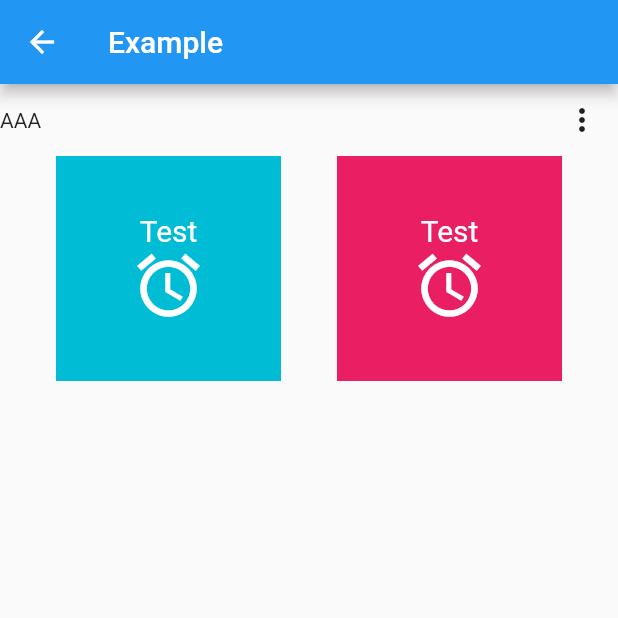
After one commit to worarop/project1, a Flutter app: the screen it shows after launch, after a tap on "Example", on a phone screen of 412 x 824 dp, the top half of it. The commit adds this screen. Run offline on Flutter 3.47's test engine with Material 2 defaults, Android fonts, the phone set to English and light mode, and no system bars.

Commit message:
update_07_03

```diff
--- /dev/null
+++ b/flutter_application_1/lib/screen/example.dart
@@ -0,0 +1,99 @@
+import 'package:flutter/material.dart';
+
+class Example extends StatefulWidget {
+  Example({Key key}) : super(key: key);
+
+  @override
+  _ExampleState createState() => _ExampleState();
+}
+
+class _ExampleState extends State<Example> {
+  @override
+  Widget build(BuildContext context) {
+    return Container(
+      child: Scaffold(
+        appBar: AppBar(
+          title: Text("Example"),
+        ),
+        body: Container(
+          height: 250,
+          child: Column(
+            children: [
+              Container(
+                child: Row(
+                    mainAxisAlignment: MainAxisAlignment.spaceBetween,
+                    children: [
+                      Text("AAA"),
+                      PopupMenuButton(
+                        itemBuilder: (BuildContext context) {
+                          return [
+                            PopupMenuItem(
+                              child: Text("Wifi"),
+                            ),
+                            PopupMenuItem(
+                              child: Text("Bluetooth"),
+                            )
+                          ];
+                        },
+                      )
+                    ]),
+              ),
+              Container(
+                child: Row(
+                    mainAxisAlignment: MainAxisAlignment.spaceEvenly,
+                    children: [
+                      Container(
+                        width: 150,
+                        height: 150,
+                        color: Colors.cyan,
+                        child: Column(
+                          crossAxisAlignment: CrossAxisAlignment.center,
+                          mainAxisAlignment: MainAxisAlignment.center,
+                          children: [
+                            Text(
+                              "Test",
+                              style: TextStyle(
+                                color: Colors.white,
+                                fontSize: 20,
+                              ),
+                            ),
+                            Icon(
+                              Icons.access_alarm_outlined,
+                              color: Colors.white,
+                              size: 50,
+                            )
+                          ],
+                        ),
+                      ),
+                      Container(
+                        width: 150,
+                        height: 150,
+                        color: Colors.pink,
+                        child: Column(
+                          crossAxisAlignment: CrossAxisAlignment.center,
+                          mainAxisAlignment: MainAxisAlignment.center,
+                          children: [
+                            Text(
+                              "Test",
+                              style: TextStyle(
+                                color: Colors.white,
+                                fontSize: 20,
+                              ),
+                            ),
+                            Icon(
+                              Icons.access_alarm_outlined,
+                              color: Colors.white,
+                              size: 50,
+                            )
+                          ],
+                        ),
+                      ),
+                    ]),
+              ),
+            ],
+          ),
+        ),
+      ),
+    );
+  }
+}
--- a/flutter_application_1/lib/screen/home_screen.dart
+++ b/flutter_application_1/lib/screen/home_screen.dart
@@ -1,4 +1,7 @@
 import 'package:flutter/material.dart';
+import 'package:flutter_application_1/screen/example.dart';
+import 'package:flutter_application_1/screen/form_screen.dart';
+import 'package:flutter_application_1/screen/list_view_screen.dart';
 
 class HomeScreen extends StatefulWidget {
   HomeScreen({Key key}) : super(key: key);
@@ -12,10 +15,13 @@ class _HomeScreenState extends State<HomeScreen> {
   Widget build(BuildContext context) {
     return Container(
       child: Scaffold(
+        //โครงสร้างของบ้าน
         drawer: Drawer(
+          //ลิ้นชักด่านข้าง
           child: Text("Hello Drawer"),
         ),
         appBar: AppBar(
+          //แถบด่านบน
           title: Text(
             "HomePage",
           ),
@@ -32,6 +38,55 @@ class _HomeScreenState extends State<HomeScreen> {
                 child: Image.asset(
                   'assets/images/dog.jpg',
                 ),
+              ),
+              ElevatedButton(
+                onPressed: () {
+                  Navigator.push(
+                    context,
+                    MaterialPageRoute(
+                      builder: (context) => ListViewScreen(),
+                    ),
+                  );
+                },
+                child: Text("กดปุ่มนี้"),
+              ),
+              ElevatedButton(
+                onPressed: () {
+                  Navigator.push(
+                    context,
+                    MaterialPageRoute(
+                      builder: (context) => FormScreen(),
+                    ),
+                  );
+                },
+                child: Text("FormScreen"),
+              ),
+              ElevatedButton(
+                onPressed: () {
+                  Navigator.push(
+                    context,
+                    MaterialPageRoute(
+                      builder: (context) => Example(),
+                    ),
+                  );
+                },
+                child: Text("Example"),
+              ),
+              DropdownButton(
+                hint: Text("please check"),
+                items: [
+                  DropdownMenuItem(
+                    onTap: () {},
+                    value: 1,
+                    child: Text("Button"),
+                  ),
+                  DropdownMenuItem(
+                    onTap: () {},
+                    value: 1,
+                    child: Text("Button"),
+                  )
+                ],
+                onChanged: (int value) {},
               ),
             ],
           ),
```
Also changed, not shown: flutter_application_1/lib/screen/form_screen.dart (added, +50 -0 lines), flutter_application_1/lib/screen/list_view_screen.dart (added, +32 -0 lines).
